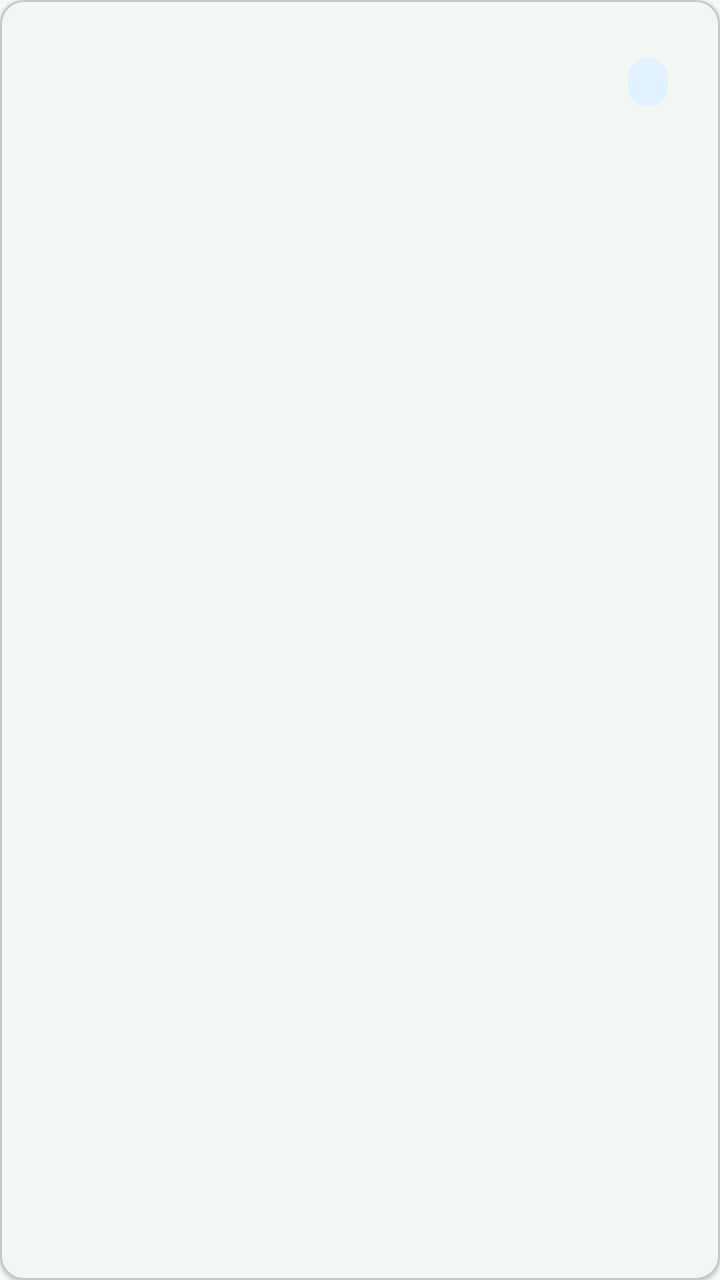
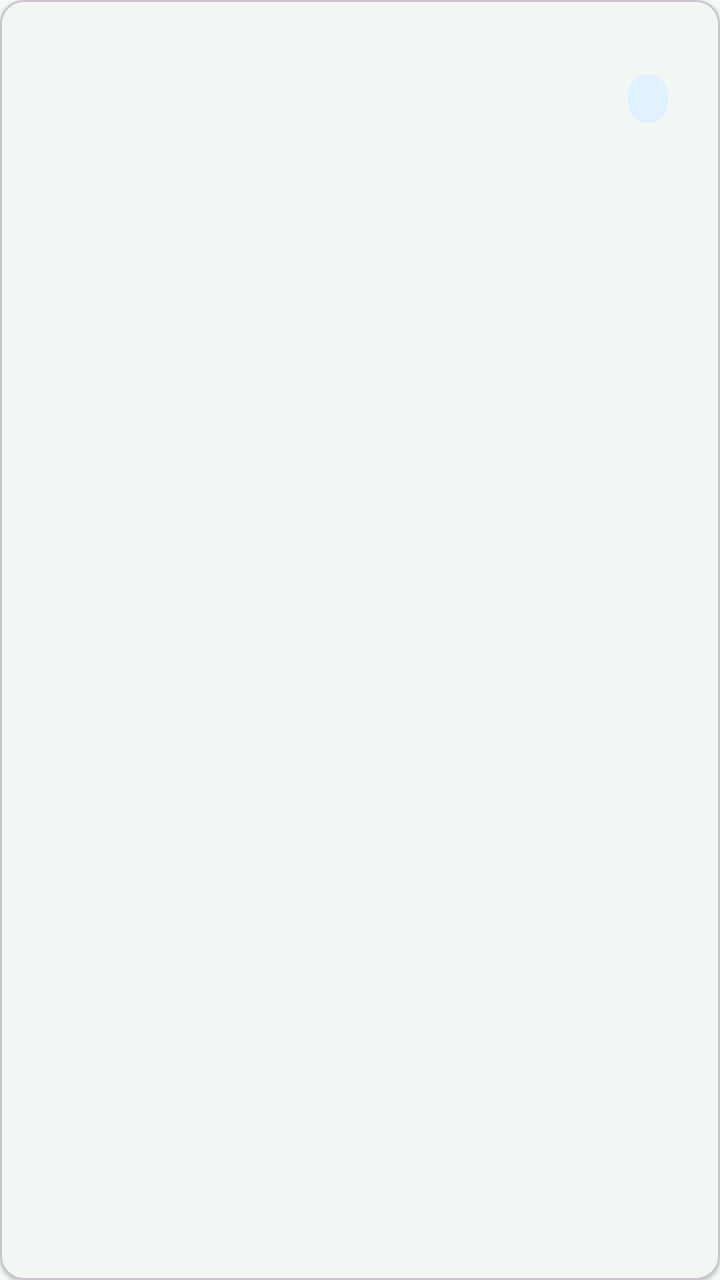

Compare the two renders of this Android layout. The source of the first and the diff that turns it into the second are given below.
<!-- AndroidManifest.xml: application theme Theme.MobileShopkeeper -->
<!-- res/layout/item_sale.xml -->
<?xml version="1.0" encoding="utf-8"?>
<com.google.android.material.card.MaterialCardView
    xmlns:android="http://schemas.android.com/apk/res/android"
    xmlns:app="http://schemas.android.com/apk/res-auto"
    android:layout_width="match_parent"
    android:layout_height="wrap_content"
    android:layout_marginBottom="8dp"
    app:cardCornerRadius="12dp" app:cardElevation="1dp">

    <LinearLayout android:layout_width="match_parent" android:layout_height="wrap_content"
        android:orientation="horizontal" android:gravity="center_vertical" android:padding="14dp">

        <LinearLayout android:layout_width="0dp" android:layout_height="wrap_content"
            android:layout_weight="1" android:orientation="vertical">
            <TextView android:id="@+id/tvInvoice" android:layout_width="wrap_content"
                android:layout_height="wrap_content" android:textStyle="bold" android:textSize="14sp"
                android:textColor="@color/green_800"/>
            <TextView android:id="@+id/tvCustomer" android:layout_width="wrap_content"
                android:layout_height="wrap_content" android:textSize="14sp"/>
            <TextView android:id="@+id/tvDate" android:layout_width="wrap_content"
                android:layout_height="wrap_content" android:textSize="12sp"
                android:textColor="@color/text_secondary"/>
        </LinearLayout>

        <TextView android:id="@+id/tvPayment" android:layout_width="wrap_content"
            android:layout_height="wrap_content" android:textSize="11sp" android:textStyle="bold"
            android:background="@drawable/bg_badge_blue" android:textColor="#0369A1"
            android:paddingHorizontal="10dp" android:paddingVertical="5dp"
            android:layout_marginEnd="12dp"/>

        <TextView android:id="@+id/tvTotal" android:layout_width="wrap_content"
            android:layout_height="wrap_content" android:textStyle="bold"
            android:textSize="15sp" android:textColor="@color/primary"/>
    </LinearLayout>
</com.google.android.material.card.MaterialCardView>
<!-- resources referenced by this layout -->
<resources>
  <color name="green_800">#166534</color>
  <color name="primary">#166534</color>
  <color name="text_secondary">#5F7166</color>
  <!-- drawable bg_badge_blue (drawable) -->
  <?xml version="1.0" encoding="utf-8"?>
  <shape xmlns:android="http://schemas.android.com/apk/res/android" android:shape="rectangle">
      <solid android:color="#E0F2FE"/><corners android:radius="12dp"/>
  </shape>
  <style name="Theme.MobileShopkeeper" parent="Theme.Material3.Light.NoActionBar">
          <item name="colorPrimary">@color/green_800</item>
          <item name="colorOnPrimary">@color/white</item>
          <item name="colorPrimaryContainer">@color/green_100</item>
          <item name="colorOnPrimaryContainer">@color/green_900</item>
          <item name="colorSecondary">@color/green_600</item>
          <item name="colorOnSecondary">@color/white</item>
          <item name="colorSecondaryContainer">@color/green_100</item>
          <item name="colorSurface">@color/surface</item>
          <item name="colorOnSurface">@color/text_primary</item>
          <item name="android:colorBackground">@color/background_light</item>
          <item name="colorError">@color/error</item>
  
          <item name="android:statusBarColor">@color/green_900</item>
          <item name="android:navigationBarColor">@color/white</item>
          <item name="android:windowLightStatusBar">false</item>
  
          <item name="shapeAppearanceMediumComponent">@style/Shape.MobileShop.Medium</item>
          <item name="materialButtonStyle">@style/Widget.MobileShop.Button</item>
          <item name="textInputStyle">@style/Widget.MobileShop.TextInput</item>
      </style>
  <color name="white">#FFFFFF</color>
  <color name="green_100">#DCFCE7</color>
  <color name="green_900">#14532D</color>
  <color name="green_600">#16A34A</color>
  <color name="surface">#FFFFFF</color>
  <color name="text_primary">#1A2E22</color>
  <color name="background_light">#F6FAF7</color>
  <color name="error">#DC2626</color>
  <style name="Shape.MobileShop.Medium" parent="ShapeAppearance.Material3.MediumComponent">
          <item name="cornerSize">14dp</item>
      </style>
  <style name="Widget.MobileShop.Button" parent="Widget.Material3.Button">
          <item name="cornerRadius">14dp</item>
          <item name="android:textAllCaps">false</item>
          <item name="android:paddingTop">14dp</item>
          <item name="android:paddingBottom">14dp</item>
          <item name="android:textStyle">bold</item>
      </style>
  <style name="Widget.MobileShop.TextInput" parent="Widget.Material3.TextInputLayout.OutlinedBox">
          <item name="boxCornerRadiusTopStart">14dp</item>
          <item name="boxCornerRadiusTopEnd">14dp</item>
          <item name="boxCornerRadiusBottomStart">14dp</item>
          <item name="boxCornerRadiusBottomEnd">14dp</item>
          <item name="boxStrokeColor">@color/selector_input_stroke</item>
      </style>
</resources>

<!-- the commit's change to res/layout/item_sale.xml (unified diff, before → after) -->
@@ -17,6 +17,9 @@
                 android:textColor="@color/green_800"/>
             <TextView android:id="@+id/tvCustomer" android:layout_width="wrap_content"
                 android:layout_height="wrap_content" android:textSize="14sp"/>
+            <TextView android:id="@+id/tvSoldBy" android:layout_width="wrap_content"
+                android:layout_height="wrap_content" android:textSize="12sp"
+                android:textColor="@color/green_700" android:textStyle="bold"/>
             <TextView android:id="@+id/tvDate" android:layout_width="wrap_content"
                 android:layout_height="wrap_content" android:textSize="12sp"
                 android:textColor="@color/text_secondary"/>
<!-- resource entries referenced after the edit -->
@@ -1,5 +1,6 @@
 <!-- resources referenced by this layout -->
 <resources>
+  <color name="green_700">#15803D</color>
   <color name="green_800">#166534</color>
   <color name="primary">#166534</color>
   <color name="text_secondary">#5F7166</color>
